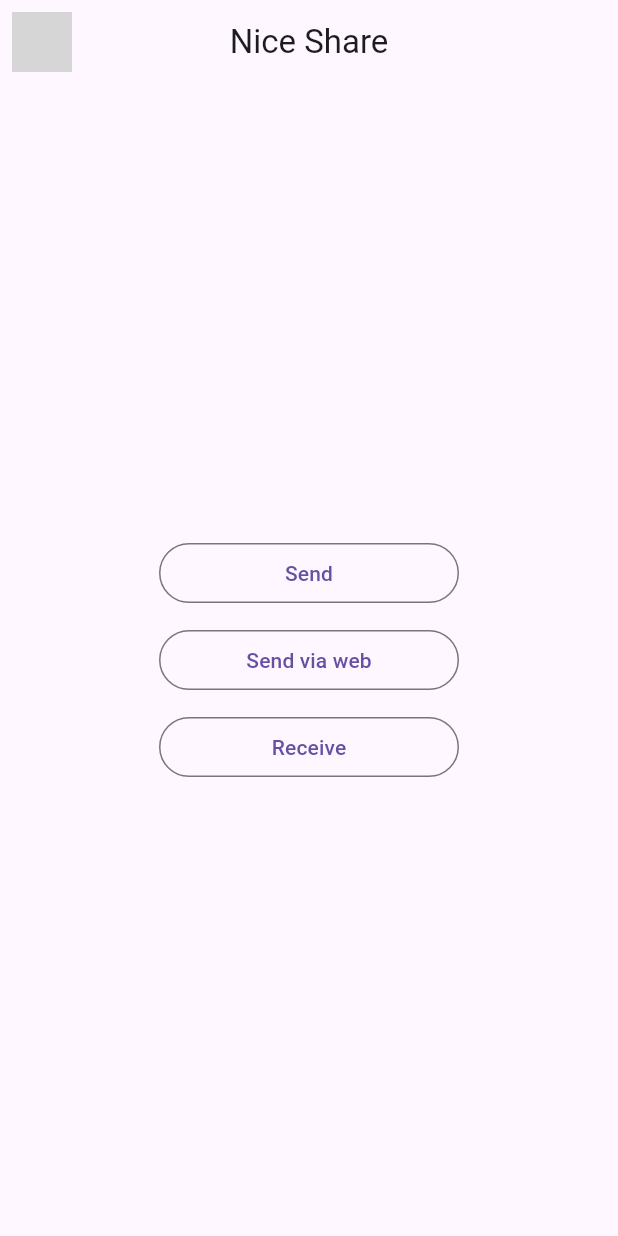
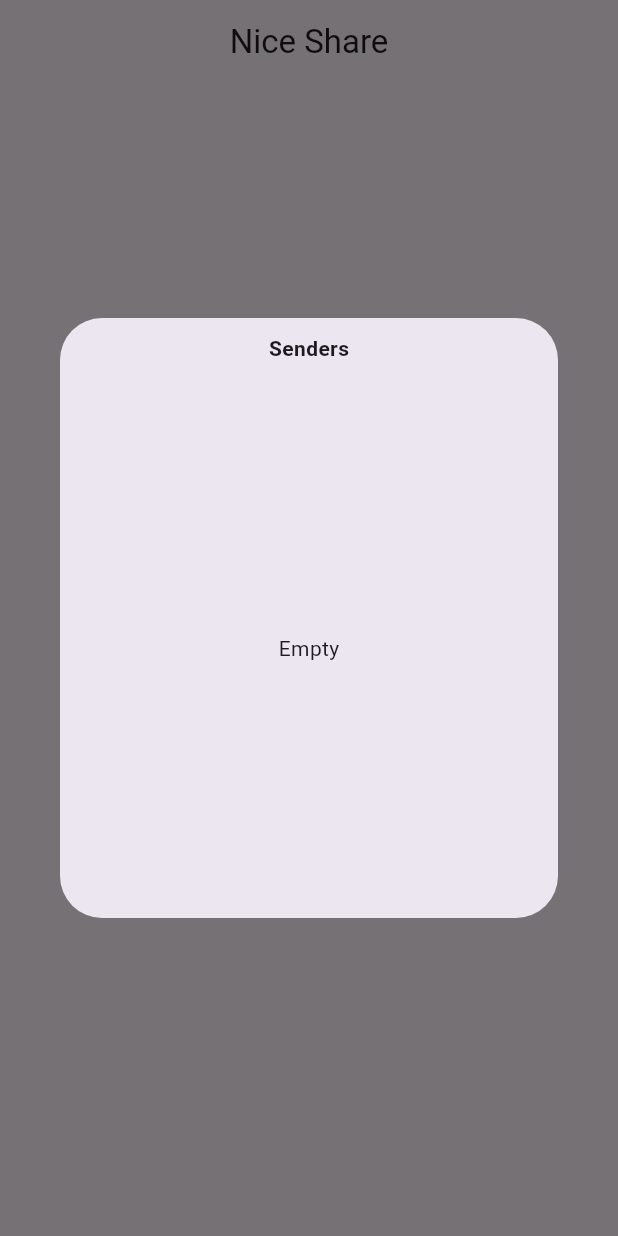
Before and after one commit to alyzare/nice_share, a Flutter app: the screen it shows after launch, after a tap on "Receive", on a phone screen of 412 x 824 dp. Run offline on Flutter 3.47's test engine with Material 3 defaults, Android fonts, the light colour scheme and no system bars; our stand-ins replace dio, file_picker, flutter_bloc; statements that could not run were skipped; grey boxes are pictures that could not be loaded.

Commit message:
Implement previous changes in UI

```diff
--- /dev/null
+++ b/lib/features/home/presentation/components/receive_files_dialog.dart
@@ -0,0 +1,68 @@
+import 'package:flutter/material.dart';
+import 'package:flutter_bloc/flutter_bloc.dart';
+import 'package:nice_share/core/models/sender.dart';
+import 'package:nice_share/core/services/find_senders/find_senders_cubit.dart';
+
+class ReceiveFilesDialog extends StatefulWidget {
+  const ReceiveFilesDialog._();
+
+  @override
+  State<ReceiveFilesDialog> createState() => _ReceiveFilesDialogState();
+
+  static Future<void> show(BuildContext context) {
+    return showDialog(
+      context: context,
+      builder: (context) => ReceiveFilesDialog._(),
+    );
+  }
+}
+
+class _ReceiveFilesDialogState extends State<ReceiveFilesDialog> {
+  final _cubit = FindSendersCubit();
+
+  @override
+  Widget build(BuildContext context) {
+    return Dialog(
+      constraints: BoxConstraints(maxHeight: 400, maxWidth: 400),
+      clipBehavior: .antiAlias,
+      child: Column(
+        crossAxisAlignment: CrossAxisAlignment.stretch,
+        children: [
+          SizedBox(
+            height: 40,
+            child: Center(
+              child: Text("Senders", style: TextStyle(fontWeight: .bold)),
+            ),
+          ),
+          BlocBuilder<FindSendersCubit, List<Sender>>(
+            bloc: _cubit,
+            builder: (context, state) {
+              return Expanded(
+                child: state.isNotEmpty
+                    ? ListView.separated(
+                        itemCount: state.length,
+                        separatorBuilder: (context, index) => Divider(),
+                        itemBuilder: (context, index) {
+                          final sender = state[index];
+                          return ListTile(
+                            title: Text(
+                              "0x${sender.sessionId.toRadixString(16)}",
+                            ),
+                          );
+                        },
+                      )
+                    : Center(child: Text("Empty")),
+              );
+            },
+          ),
+        ],
+      ),
+    );
+  }
+
+  @override
+  void dispose() {
+    _cubit.close();
+    super.dispose();
+  }
+}
--- a/lib/features/home/presentation/components/select_files_dialog.dart
+++ b/lib/features/home/presentation/components/select_files_dialog.dart
@@ -83,7 +83,7 @@ class _SelectFilesDialogState extends State<SelectFilesDialog> {
                   files: _cubit.state,
                   sessionId: DateTime.now().millisecondsSinceEpoch,
                 );
-                context.read<SessionsCubit>().addSendSession(session);
+                context.read<SessionsCubit>().addSession(session);
                 Navigator.of(context).pop();
               },
               child: Text("Send"),
--- a/lib/features/home/presentation/components/sessions_dialog.dart
+++ b/lib/features/home/presentation/components/sessions_dialog.dart
@@ -33,7 +33,7 @@ class _SessionsDialogState extends State<SessionsDialog> {
           ),
           BlocBuilder<SessionsCubit, SessionsState>(
             builder: (context, state) {
-              final sessions = state.sendSessions;
+              final sessions = state.sessions;
               return Expanded(
                 child: sessions.isNotEmpty
                     ? ListView.separated(
@@ -44,7 +44,7 @@ class _SessionsDialogState extends State<SessionsDialog> {
                           return ListTile(
                             title: Text("Session ${index + 1}"),
                             trailing: IconButton(
-                              onPressed: () => context.read<SessionsCubit>().stopSendSession(session),
+                              onPressed: () => context.read<SessionsCubit>().stopSession(session),
                               icon: Icon(Icons.stop_rounded),
                             ),
                           );
--- a/lib/features/home/presentation/home_page.dart
+++ b/lib/features/home/presentation/home_page.dart
@@ -1,6 +1,7 @@
 import 'package:flutter/material.dart';
 import 'package:flutter_bloc/flutter_bloc.dart';
 import 'package:nice_share/core/services/sessions/sessions_cubit.dart';
+import 'package:nice_share/features/home/presentation/components/receive_files_dialog.dart';
 import 'package:nice_share/features/home/presentation/components/select_files_dialog.dart';
 import 'package:nice_share/features/home/presentation/components/sessions_dialog.dart';
 
@@ -16,12 +17,12 @@ class HomePage extends StatelessWidget {
         leading: BlocBuilder<SessionsCubit, SessionsState>(
           builder: (_, state) {
             return IconButton(
-              onPressed: state.sendSessions.isEmpty
+              onPressed: state.sessions.isEmpty
                   ? null
                   : () => SessionsDialog.show(context),
-              icon: state.sendSessions.isEmpty
+              icon: state.sessions.isEmpty
                   ? SizedBox.shrink()
-                  : Text(state.sendSessions.length.toString()),
+                  : Text(state.sessions.length.toString()),
             );
           },
         ),
@@ -41,7 +42,12 @@ class HomePage extends StatelessWidget {
                 child: Text("Send"),
               ),
               OutlinedButton(onPressed: () {}, child: Text("Send via web")),
-              OutlinedButton(onPressed: () {}, child: Text("Receive")),
+              OutlinedButton(
+                onPressed: () {
+                  ReceiveFilesDialog.show(context);
+                },
+                child: Text("Receive"),
+              ),
             ],
           ),
         ),
--- a/lib/nice_share_app.dart
+++ b/lib/nice_share_app.dart
@@ -6,7 +6,6 @@ class NiceShareApp extends StatelessWidget {
 
   @override
   Widget build(BuildContext context) {
-    return MaterialApp(home: HomePage(
-    ));
+    return MaterialApp(home: HomePage());
   }
 }
```
